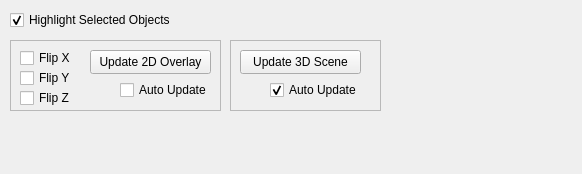
Qt form src/sovVisualizationPanelWidget.ui (aylward/Minder3D) before a commit.
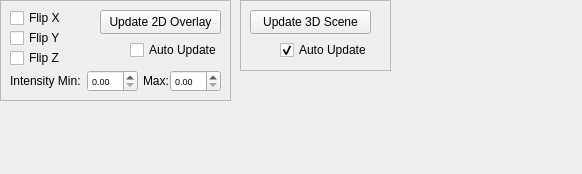
The same form after that commit.

The edit to the form file:
```diff
--- a/src/sovVisualizationPanelWidget.ui
+++ b/src/sovVisualizationPanelWidget.ui
@@ -13,34 +13,13 @@
   <property name="windowTitle">
    <string>Form</string>
   </property>
-  <widget class="QCheckBox" name="vizHightlightSelectedCheckBox">
+  <widget class="QFrame" name="viz2DFrame">
    <property name="geometry">
     <rect>
-     <x>10</x>
-     <y>10</y>
-     <width>251</width>
-     <height>20</height>
-    </rect>
-   </property>
-   <property name="font">
-    <font>
-     <pointsize>9</pointsize>
-    </font>
-   </property>
-   <property name="text">
-    <string>Highlight Selected Objects</string>
-   </property>
-   <property name="checked">
-    <bool>true</bool>
-   </property>
-  </widget>
-  <widget class="QFrame" name="view2DFrame">
-   <property name="geometry">
-    <rect>
-     <x>10</x>
-     <y>40</y>
-     <width>211</width>
-     <height>71</height>
+     <x>0</x>
+     <y>0</y>
+     <width>231</width>
+     <height>101</height>
     </rect>
    </property>
    <property name="frameShape">
@@ -52,7 +31,7 @@
    <widget class="QPushButton" name="vizUpdate2DOverlayButton">
     <property name="geometry">
      <rect>
-      <x>80</x>
+      <x>100</x>
       <y>10</y>
       <width>121</width>
       <height>24</height>
@@ -125,7 +104,7 @@
    <widget class="QCheckBox" name="vizAutoUpdate2DOverlayCheckBox">
     <property name="geometry">
      <rect>
-      <x>110</x>
+      <x>130</x>
       <y>40</y>
       <width>91</width>
       <height>20</height>
@@ -165,12 +144,73 @@
      </size>
     </property>
    </widget>
+   <widget class="QDoubleSpinBox" name="vizIntensityMinSpinBox">
+    <property name="geometry">
+     <rect>
+      <x>87</x>
+      <y>70</y>
+      <width>51</width>
+      <height>22</height>
+     </rect>
+    </property>
+    <property name="font">
+     <font>
+      <pointsize>7</pointsize>
+     </font>
+    </property>
+   </widget>
+   <widget class="QDoubleSpinBox" name="vizIntensityMaxSpinBox">
+    <property name="geometry">
+     <rect>
+      <x>170</x>
+      <y>70</y>
+      <width>51</width>
+      <height>22</height>
+     </rect>
+    </property>
+    <property name="font">
+     <font>
+      <pointsize>7</pointsize>
+     </font>
+    </property>
+   </widget>
+   <widget class="QLabel" name="vizIntensityMinLabel">
+    <property name="geometry">
+     <rect>
+      <x>10</x>
+      <y>73</y>
+      <width>81</width>
+      <height>16</height>
+     </rect>
+    </property>
+    <property name="text">
+     <string>Intensity Min:</string>
+    </property>
+   </widget>
+   <widget class="QLabel" name="vizIntensityMaxLabel">
+    <property name="geometry">
+     <rect>
+      <x>143</x>
+      <y>71</y>
+      <width>31</width>
+      <height>20</height>
+     </rect>
+    </property>
+    <property name="font">
+     <font>
+      <pointsize>9</pointsize>
+     </font>
+    </property>
+    <property name="text">
+     <string>Max:</string>
+    </property>
+   </widget>
   </widget>
   <widget class="QFrame" name="view3DFrame">
    <property name="geometry">
     <rect>
-     <x>230</x>
-     <y>40</y>
+     <x>240</x>
+     <y>0</y>
      <width>151</width>
      <height>71</height>
     </rect>
```
Left out of the diff: 2 changed lines with no effect on the pictures.
